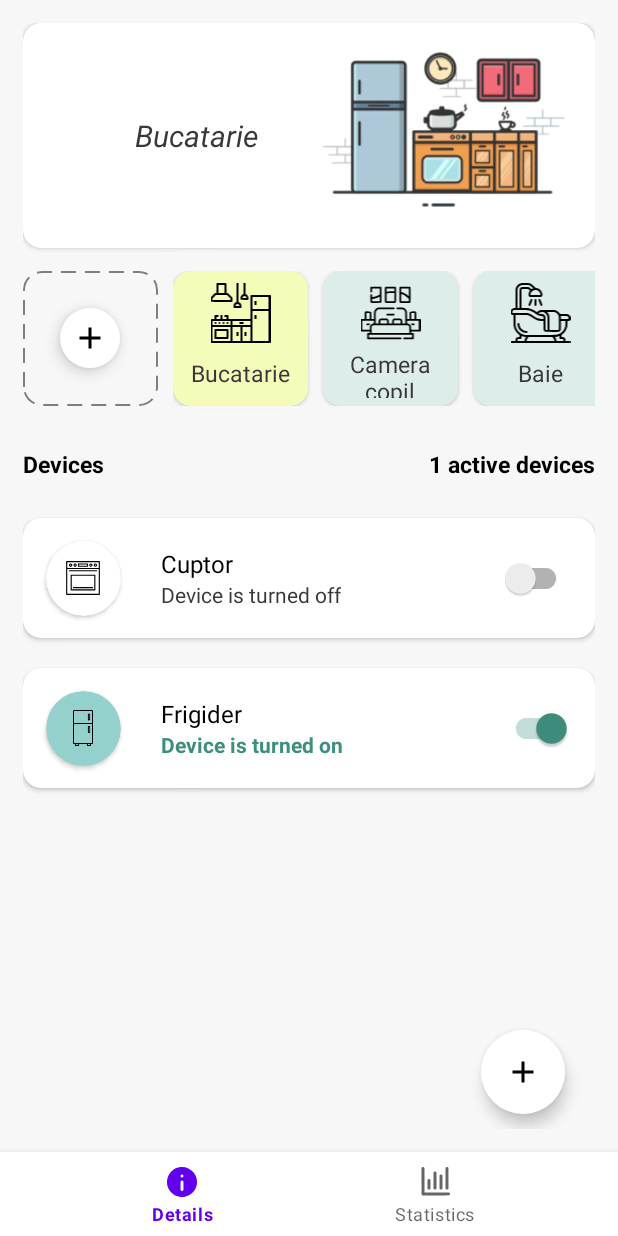
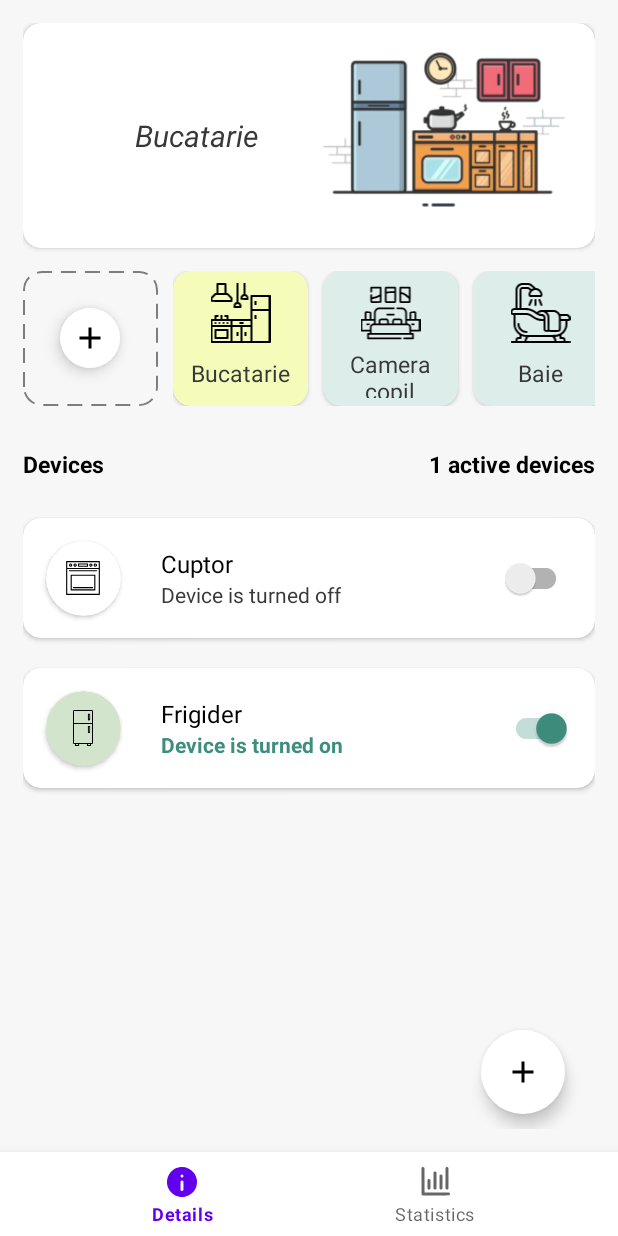
Before and after one commit to iliesgabi/piupiu, an Android app: the DeviceFragment screen opened directly, with no data from a screen before it, on a phone screen of 412 x 824 dp. Run offline under Robolectric (Android 15) with nearby library versions, the light colour scheme and no system bars; our stand-ins replace Picasso; pictures from the network do not load.

Commit message:
change colors + fix bug

```diff
--- a/app/src/main/java/com/piu/solar_energy_usage/device/data/DeviceDataSource.kt
+++ b/app/src/main/java/com/piu/solar_energy_usage/device/data/DeviceDataSource.kt
@@ -30,6 +30,10 @@ object DeviceDataSource {
         }
 
         rooms!!.add(room)
+    }
+
+    fun deleteRoom(roomId: UUID) {
+        rooms?.removeIf { r -> r.id == roomId }
     }
 
     fun getDevicesByRoomId(roomId: UUID) : List<Device>? {
--- a/app/src/main/java/com/piu/solar_energy_usage/device/ui/adapter/DeviceAdapter.kt
+++ b/app/src/main/java/com/piu/solar_energy_usage/device/ui/adapter/DeviceAdapter.kt
@@ -46,7 +46,6 @@ class DeviceAdapter(
         activeDevices = 0
         dataSource.addAll(devices)
         this.notifyDataSetChanged()
-        println("SET DATA")
     }
 
     fun getDevice(position: Int): Device {
@@ -118,7 +117,7 @@ class DeviceAdapter(
                 deviceStatus.setTextColor(Color.parseColor("#3E8E7E"))
                 deviceStatus.setTypeface(null, Typeface.BOLD)
 
-                deviceIconView.setCardBackgroundColor(Color.parseColor("#95D1CC"))
+                deviceIconView.setCardBackgroundColor(Color.parseColor("#D3E4CD"))
             } else {
                 deviceStatus.text = "Device is turned off"
                 deviceSwitch.isChecked = false
--- a/app/src/main/java/com/piu/solar_energy_usage/device/ui/adapter/RoomAdapter.kt
+++ b/app/src/main/java/com/piu/solar_energy_usage/device/ui/adapter/RoomAdapter.kt
@@ -141,6 +141,10 @@ class RoomAdapter(
         deviceAdapter.setDataSource(devices!!)
     }
 
+    fun getRoom(position: Int): Room {
+        return dataSource[position]
+    }
+
     private fun setDeviceLayoutVisibility(visibility: Int) {
         val devicesLayout = context.findViewById<ConstraintLayout>(R.id.devicesLayout)
         devicesLayout.visibility = visibility
--- a/app/src/main/java/com/piu/solar_energy_usage/device/ui/device/DeviceFragment.kt
+++ b/app/src/main/java/com/piu/solar_energy_usage/device/ui/device/DeviceFragment.kt
@@ -98,7 +98,6 @@ class DeviceFragment : Fragment() {
     }
 
     private fun insertRooms() {
-        println("AICI insert room")
         roomAdapter.setDataSource(DeviceDataSource.rooms!!)
     }
 
@@ -118,7 +117,7 @@ class DeviceFragment : Fragment() {
                 builder.setTitle("Please Confirm")
                     .setMessage("Are you sure you want to delete this room?")
                     .setPositiveButton("Delete") { _, _ ->
-                        val room: Room = roomAdapter.currentRoom
+                        val room: Room = roomAdapter.getRoom(item.groupId)
 
                         DeviceDataSource.rooms!!.removeAt(item.groupId)
                         DeviceDataSource.devices?.removeAll { device -> device.roomId ==  room.id}
--- a/app/src/main/java/com/piu/solar_energy_usage/device/ui/statistics/DayFragment.kt
+++ b/app/src/main/java/com/piu/solar_energy_usage/device/ui/statistics/DayFragment.kt
@@ -106,7 +106,7 @@ class DayFragment : Fragment() {
         }
 
         val barDataSet = BarDataSet(entries, "")
-        barDataSet.color = Color.parseColor("#5584AC")
+        barDataSet.color = Color.parseColor("#5AA897")
         barDataSet.setDrawValues(false)
         barChart.data = BarData(barDataSet)
 
--- a/app/src/main/java/com/piu/solar_energy_usage/device/ui/statistics/MonthFragment.kt
+++ b/app/src/main/java/com/piu/solar_energy_usage/device/ui/statistics/MonthFragment.kt
@@ -103,7 +103,7 @@ class MonthFragment : Fragment() {
         }
 
         val barDataSet = BarDataSet(entries, "")
-        barDataSet.color = Color.parseColor("#5584AC")
+        barDataSet.color = Color.parseColor("#5AA897")
         barDataSet.setDrawValues(false)
         barChart.data = BarData(barDataSet)
 
--- a/app/src/main/java/com/piu/solar_energy_usage/device/ui/statistics/YearFragment.kt
+++ b/app/src/main/java/com/piu/solar_energy_usage/device/ui/statistics/YearFragment.kt
@@ -96,7 +96,7 @@ class YearFragment : Fragment() {
         }
 
         val barDataSet = BarDataSet(entries, "")
-        barDataSet.color = Color.parseColor("#5584AC")
+        barDataSet.color = Color.parseColor("#5AA897")
         barDataSet.setDrawValues(false)
         barChart.data = BarData(barDataSet)
 
```
Also changed, not shown: app/src/main/res/layout/activity_device_details.xml (+9 -3 lines).
